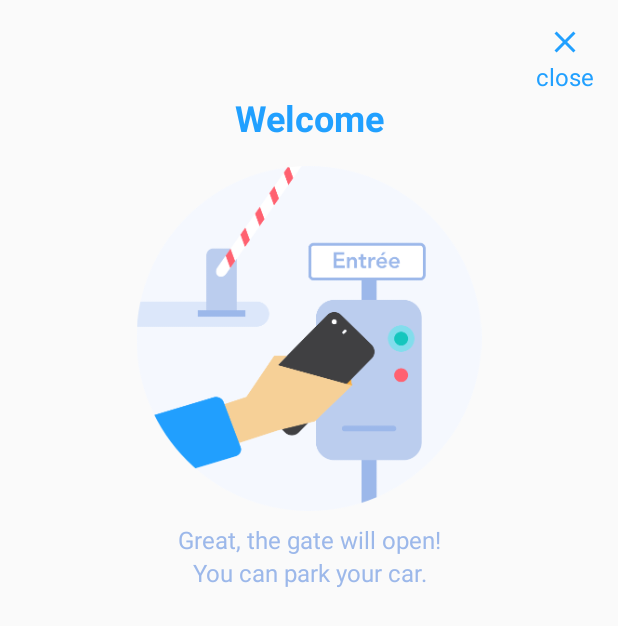
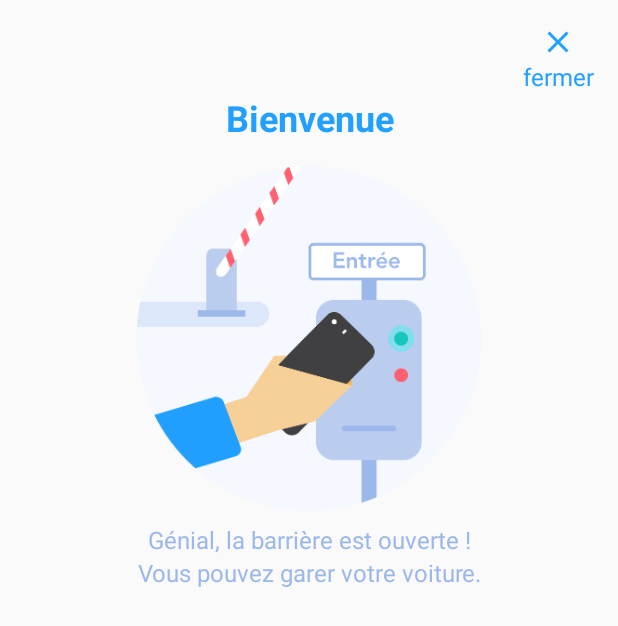
Before and after one commit to appstud/nfc_card, an Android app: the NFCActivity screen opened directly, with no data from a screen before it, on a phone screen of 412 x 824 dp. Shown: the top 626 px of the screen. Run offline under Robolectric (Android 15) with nearby library versions, the light colour scheme and no system bars; our stand-ins replace ButterKnife.

Commit message:
remove unused resources and translation to french only

```diff
--- a/app/src/main/AndroidManifest.xml
+++ b/app/src/main/AndroidManifest.xml
@@ -37,7 +37,6 @@
 
         <activity
             android:name=".map.MapsActivity"
-            android:label="@string/title_activity_maps"
             android:launchMode="singleTask"
             android:screenOrientation="portrait"
             android:theme="@style/AppTheme.Fullscreen"
@@ -64,7 +63,6 @@
 
         <activity
             android:name=".entry.NFCActivity"
-            android:label="@string/title_activity_nfc"
             android:screenOrientation="portrait"
             android:theme="@style/AppTheme.NoActionBar">
         </activity>
--- a/app/src/main/java/com/appstud/parking/entry/NFCActivity.java
+++ b/app/src/main/java/com/appstud/parking/entry/NFCActivity.java
@@ -5,6 +5,7 @@ import android.support.v7.app.AppCompatActivity;
 import android.view.View;
 import android.widget.ImageView;
 import android.widget.LinearLayout;
+import android.widget.TextView;
 import android.widget.Toast;
 
 import com.appstud.parking.R;
@@ -26,6 +27,8 @@ public class NFCActivity extends AppCompatActivity {
     @BindView(R.id.parking_big_picture)
     ImageView parkingEntryPicture;
 
+    @BindView(R.id.title)
+    TextView title;
 
     @Override
     protected void onCreate(Bundle savedInstanceState) {
@@ -34,10 +37,12 @@ public class NFCActivity extends AppCompatActivity {
         ButterKnife.bind(this);
 
         if (isParkingExit()) {
+            title.setText(R.string.goodbye);
             exitDescription.setVisibility(View.VISIBLE);
             entryDescription.setVisibility(View.GONE);
             parkingEntryPicture.setImageResource(R.drawable.exit);
         } else {
+            title.setText(R.string.welcome);
             exitDescription.setVisibility(View.GONE);
             entryDescription.setVisibility(View.VISIBLE);
             parkingEntryPicture.setImageResource(R.drawable.entry);
--- a/app/src/main/res/values/strings.xml
+++ b/app/src/main/res/values/strings.xml
@@ -1,38 +1,27 @@
 <resources>
     <string name="app_name">Parking</string>
-    <string name="title_activity_maps">Car parks</string>
     <string name="servicedesc">servicedesc</string>
     <string name="aiddescription">aiddescription</string>
-    <string name="id_badge">client numéro 12234232</string>
-    <string name="title_activity_nfc">NFCActivity</string>
     <string name="broadcast_notification_type">com.appstud.parking.MY_NOTIFICATION</string>
-    <string name="parking_name">Parking des Carmes</string>
-    <string name="parking_address">1 Place des Carmes, 31000 Toulouse, France</string>
-    <string name="parking_success">Success!</string>
-    <string name="parking_barrier">The gate will open</string>
-    <string name="parking_entry_hour">From: 10:00 am</string>
-    <string name="parking_exit_hour">To: 2:00 pm</string>
-    <string name="parking_price">Tarif : 3,40€</string>
-    <string name="parking_get_invoice">Get a receipt</string>
 
     <!--    Permissions    -->
-    <string name="permission_rationale_location">Access to the location service is required to demonstrate the \'my location\' feature, which shows your current location on the map.</string>
-    <string name="location_permission_denied">This sample requires location permission to enable the \'my location\' layer. Please try again and grant access to use the location.\nIf the permission has been permanently denied, it can be enabled from the System Settings &gt; Apps &gt; \'Google Maps API Demos\'.</string>
-    <string name="permission_required_toast">Location permission is required for this demo.</string>
-    <string name="close">close</string>
-    <string name="welcome">Welcome</string>
-    <string name="entry_line_1">Great, the gate will open!</string>
-    <string name="entry_line_2">You can park your car.</string>
-    <string name="get_parking_receipt">Get parking receipt</string>
+    <string name="permission_rationale_location">Veuillez activer la géolocalisation pour être géolocalisé sur la carte.</string>
+    <string name="location_permission_denied">Cette application nécessite la permission de géolocalisation. Veuillez réessayer et accorder l\'autorisation de géolocalisation.\nSi cette permission a été refusée, elle peut être réaccordée depuis Paramètres Système … Applications … \'Parking\'.</string>
+    <string name="permission_required_toast">La permission de géolocalisation est requise pour cette application</string>
+    <string name="close">fermer</string>
+    <string name="welcome">Bienvenue</string>
+    <string name="entry_line_1">Génial, la barrière est ouverte !</string>
+    <string name="entry_line_2">Vous pouvez garer votre voiture.</string>
+    <string name="get_parking_receipt">Obtenir la facture</string>
     <string name="total">Total</string>
     <string name="exit_price">3€40</string>
-    <string name="entry_hour">Entry hour</string>
-    <string name="entry_hour_value">3:30pm</string>
-    <string name="exit_hour">Exit time</string>
-    <string name="exit_hour_value">5:00pm</string>
-    <string name="time_spent">Time spent</string>
-    <string name="time_spent_value">1:30</string>
-    <string name="get_parking_receipt_toast">Work in progress</string>
+    <string name="entry_hour">Heure d\'entrée</string>
+    <string name="entry_hour_value">15:30</string>
+    <string name="exit_hour">Heure de sortie</string>
+    <string name="exit_hour_value">17h00</string>
+    <string name="time_spent">Temps passé</string>
+    <string name="time_spent_value">1h30</string>
+    <string name="get_parking_receipt_toast">Non implémenté</string>
     <string name="parking_details_price_title">Tarifs</string>
     <string name="parking_details_first_price_label">15 Minutes</string>
     <string name="parking_details_first_price_value">0,70€</string>
@@ -40,9 +29,10 @@
     <string name="parking_details_second_price_value">1,40 €</string>
     <string name="parking_details_third_price_label">45 Minutes</string>
     <string name="parking_details_third_price_value">2,30 €</string>
-    <string name="parking_details_fourth_price_label">1 heure</string>
+    <string name="parking_details_fourth_price_label">1 Heure</string>
     <string name="parking_details_fourth_price_value">2,70 €</string>
     <string name="go_to_parking">J\'y vais</string>
     <string name="use_your_phone_on_parking_station">Passez votre téléphone devant la borne du parking dès votre arrivée</string>
+    <string name="goodbye">À bientôt</string>
 
 </resources>
```
Also changed, not shown: app/src/main/res/drawable/ic_check_circle_black_24dp.xml (deleted, +0 -9 lines), app/src/main/res/values/dimens.xml (+0 -7 lines).
